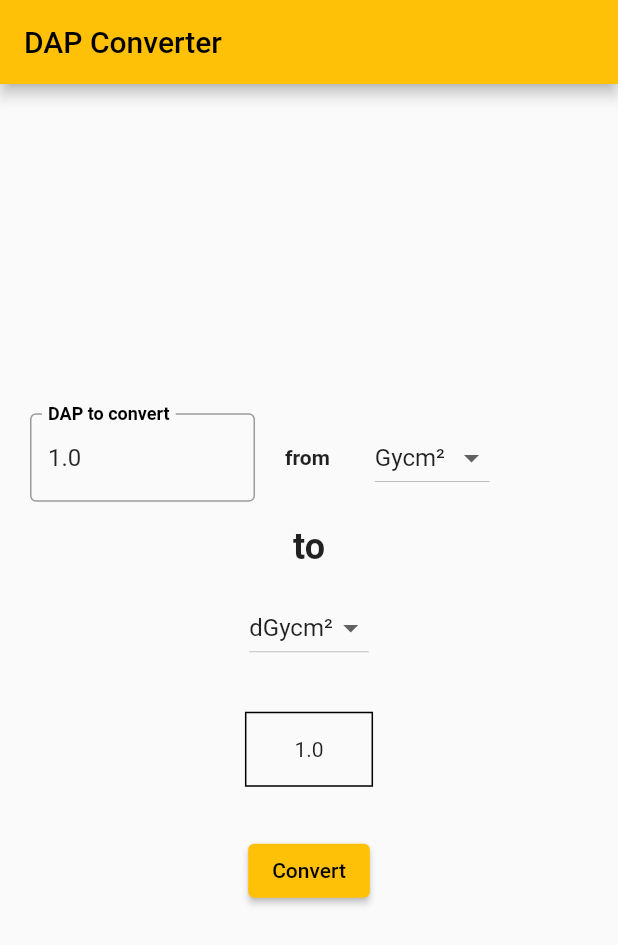
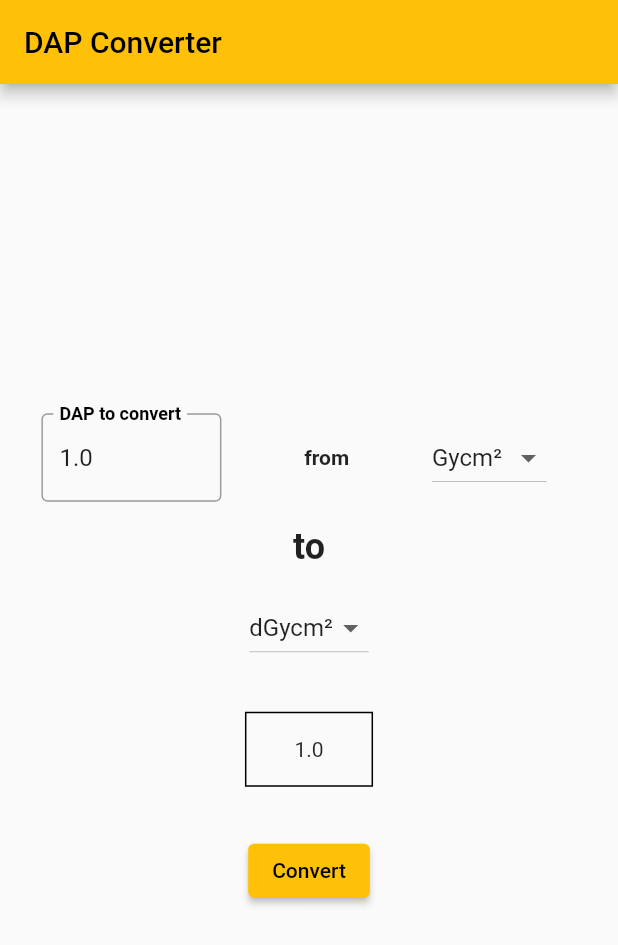
Before and after one commit to massimilianoporzio/dap_converter, a Flutter app: the screen it shows after launch, on a phone screen of 412 x 824 dp. Shown: the top 945 px of the screen. Run offline on Flutter 3.47's test engine with Material 2 defaults, Android fonts, the phone set to English and light mode, and no system bars; our stand-ins replace form_field_validator.

Commit message:
messo todo

```diff
--- a/lib/main.dart
+++ b/lib/main.dart
@@ -78,12 +78,12 @@ class _MyHomePageState extends State<MyHomePage> {
               mainAxisAlignment: MainAxisAlignment.center,
               children: <Widget>[
                 Row(
-                  mainAxisAlignment: MainAxisAlignment.start,
+                  mainAxisAlignment: MainAxisAlignment.spaceAround,
                   children: [
                     Padding(
-                      padding: const EdgeInsets.symmetric(horizontal: 20.0),
+                      padding: const EdgeInsets.symmetric(horizontal: 0.0),
                       child: SizedBox(
-                        width: 150,
+                        width: 120,
                         child: TextFormField(
                           inputFormatters: [
                             FilteringTextInputFormatter.allow(
@@ -110,7 +110,7 @@ class _MyHomePageState extends State<MyHomePage> {
                       style: TextStyle(fontWeight: FontWeight.bold),
                     ),
                     Padding(
-                      padding: const EdgeInsets.only(left: 30),
+                      padding: const EdgeInsets.only(right: 20),
                       child: DropdownButton(
                           value: _fromUnit,
                           items: const [
@@ -123,7 +123,11 @@ class _MyHomePageState extends State<MyHomePage> {
                               child: Text('mGym²'),
                             ),
                           ],
-                          onChanged: (value) {}),
+                          onChanged: (value) {
+                            setState(() {
+                              _fromUnit = value.toString();
+                            });
+                          }),
                     )
                   ],
                 ),
@@ -151,7 +155,11 @@ class _MyHomePageState extends State<MyHomePage> {
                           child: Text('mGym²'),
                         ),
                       ],
-                      onChanged: (value) {}),
+                      onChanged: (value) {
+                        setState(() {
+                          _toUnit = value.toString();
+                        });
+                      }),
                 ),
                 const SizedBox(
                   height: 32,
@@ -168,7 +176,9 @@ class _MyHomePageState extends State<MyHomePage> {
                   height: 32,
                 ),
                 ElevatedButton(
-                  onPressed: () {},
+                  onPressed: () {
+                    //TODO: CHECK SE UNITA' UGUALI
+                  },
                   child: const Text('Convert'),
                 )
               ],
```
